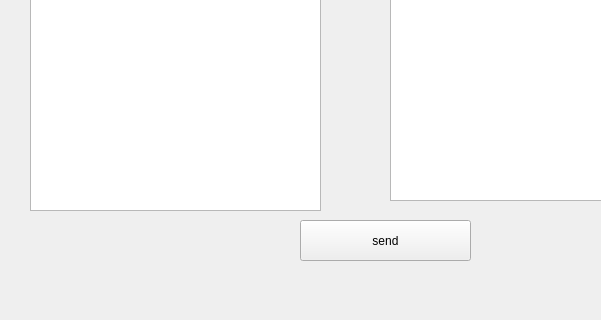
Qt form socket_client/mainwindow.ui (lsh9672/Qt_tcp_socket) before a commit; both pictures show x 0 to 601 and y 280 to 600 of the 800 by 600 pixel window.
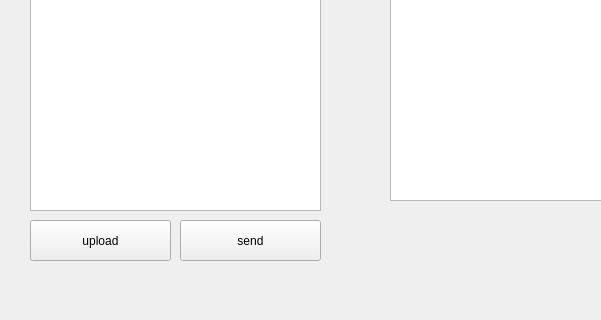
The same form after that commit.

The edit to the form file:
```diff
--- a/socket_client/mainwindow.ui
+++ b/socket_client/mainwindow.ui
@@ -27,9 +27,9 @@
    <widget class="QPushButton" name="pushButton">
     <property name="geometry">
      <rect>
-      <x>300</x>
+      <x>180</x>
       <y>500</y>
-      <width>171</width>
+      <width>141</width>
       <height>41</height>
      </rect>
     </property>
@@ -168,6 +168,19 @@
      <string>socket state</string>
     </property>
    </widget>
+   <widget class="QPushButton" name="pushButton_4">
+    <property name="geometry">
+     <rect>
+      <x>30</x>
+      <y>500</y>
+      <width>141</width>
+      <height>41</height>
+     </rect>
+    </property>
+    <property name="text">
+     <string>upload</string>
+    </property>
+   </widget>
   </widget>
   <widget class="QMenuBar" name="menubar">
    <property name="geometry">
```
